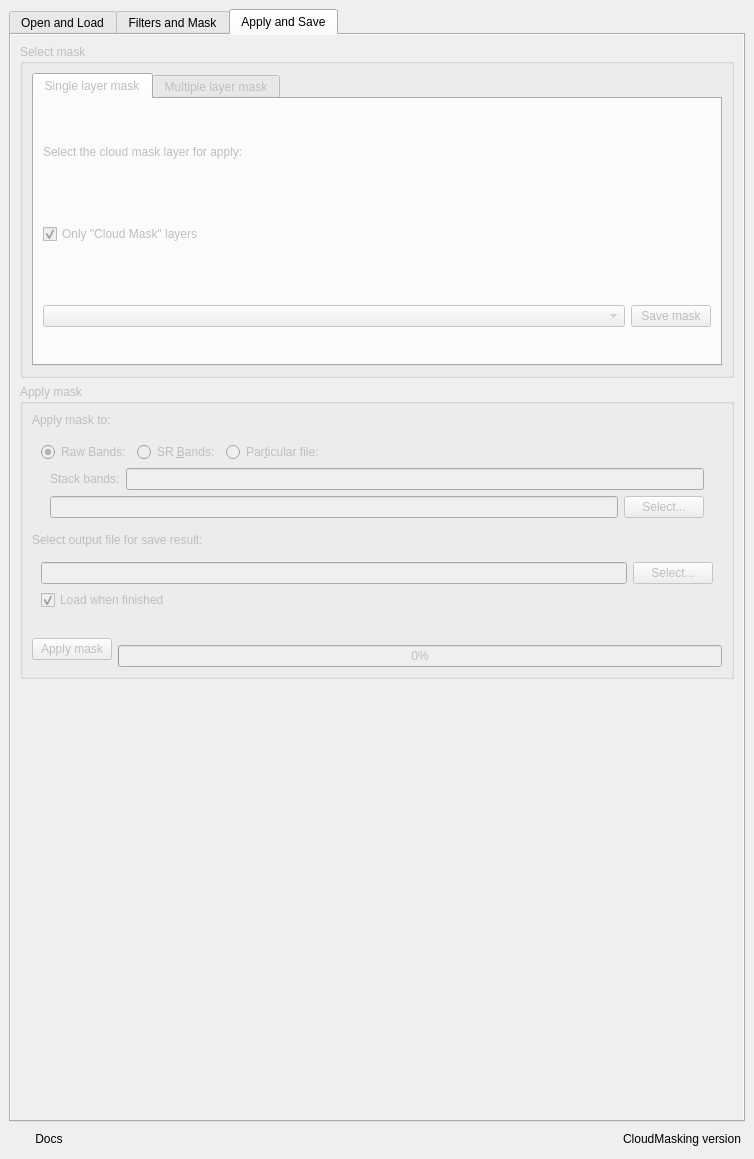
First picture: the form in ui/cloud_masking_dockwidget_base.ui, repository SMByC/CloudMasking, before the edit.
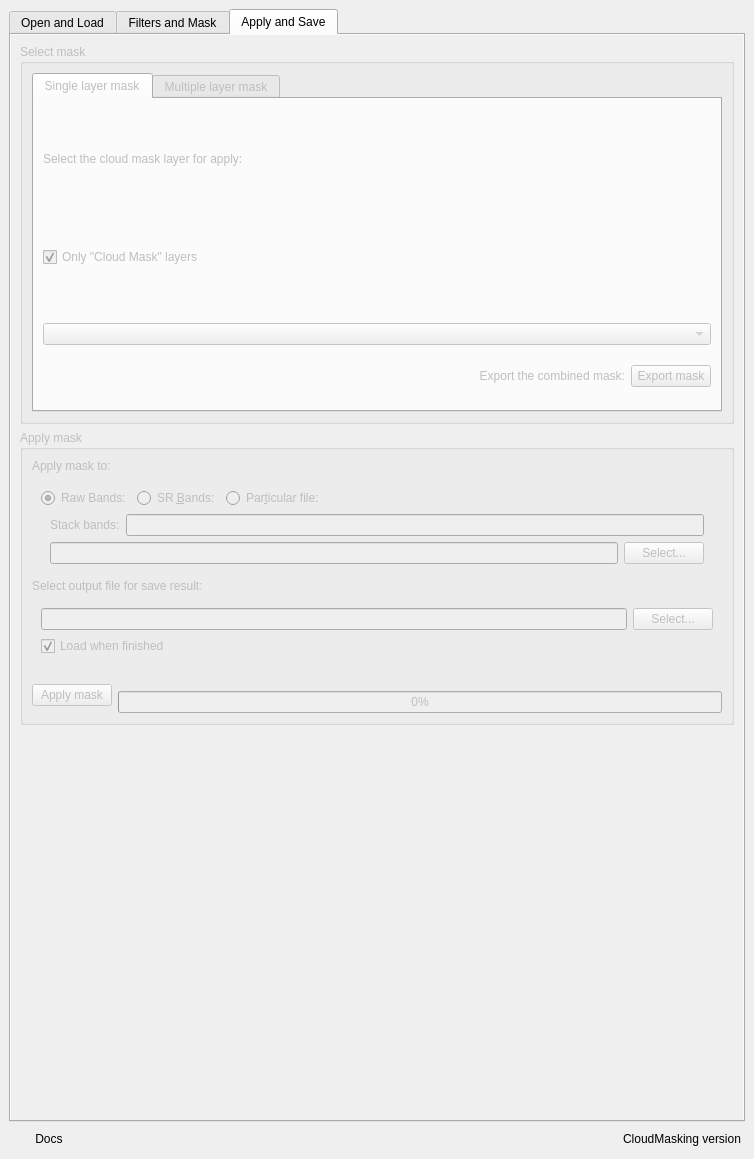
Second picture: the form after the edit. The open tabs and pages were chosen to show the change. Icons and pictures are not drawn. Custom widgets are drawn as their Qt base class.

Commit message: Add the option to export the mask layers generated in one combined mask file

What changed in the file:
```diff
--- a/ui/cloud_masking_dockwidget_base.ui
+++ b/ui/cloud_masking_dockwidget_base.ui
@@ -2316,7 +2316,7 @@
                    </item>
                    <item>
                     <widget class="QWidget" name="widget_9" native="true">
-                     <layout class="QHBoxLayout" name="horizontalLayout_11">
+                     <layout class="QGridLayout" name="gridLayout_4">
                       <property name="leftMargin">
                        <number>0</number>
                       </property>
@@ -2329,7 +2329,33 @@
                       <property name="bottomMargin">
                        <number>0</number>
                       </property>
-                      <item>
+                      <item row="1" column="1">
+                       <widget class="QPushButton" name="button_SimpleSaveMask">
+                        <property name="sizePolicy">
+                         <sizepolicy hsizetype="Fixed" vsizetype="Fixed">
+                          <horstretch>0</horstretch>
+                          <verstretch>0</verstretch>
+                         </sizepolicy>
+                        </property>
+                        <property name="toolTip">
+                         <string>Export the combined mask, it is (0 = no mask) and (1 = mask)</string>
+                        </property>
+                        <property name="text">
+                         <string>Export mask</string>
+                        </property>
+                       </widget>
+                      </item>
+                      <item row="1" column="0">
+                       <widget class="QLabel" name="label_30">
+                        <property name="text">
+                         <string>Export the combined mask:</string>
+                        </property>
+                        <property name="alignment">
+                         <set>Qt::AlignRight|Qt::AlignTrailing|Qt::AlignVCenter</set>
+                        </property>
+                       </widget>
+                      </item>
+                      <item row="0" column="0" colspan="2">
                        <widget class="QgsMapLayerComboBox" name="select_SingleLayerMask">
                         <property name="sizePolicy">
                          <sizepolicy hsizetype="Ignored" vsizetype="Fixed">
@@ -2342,19 +2368,6 @@
                         </property>
                        </widget>
                       </item>
-                      <item>
-                       <widget class="QPushButton" name="button_SaveMask">
-                        <property name="sizePolicy">
-                         <sizepolicy hsizetype="Fixed" vsizetype="Fixed">
-                          <horstretch>0</horstretch>
-                          <verstretch>0</verstretch>
-                         </sizepolicy>
-                        </property>
-                        <property name="text">
-                         <string>Save mask</string>
-                        </property>
-                       </widget>
-                      </item>
                      </layout>
                     </widget>
                    </item>
@@ -2463,6 +2476,38 @@
                      </property>
                     </widget>
                    </item>
+                   <item>
+                    <widget class="QWidget" name="widget_28" native="true">
+                     <layout class="QHBoxLayout" name="horizontalLayout_11">
+                      <item>
+                       <widget class="QLabel" name="label_31">
+                        <property name="text">
+                         <string>Export the combined mask:</string>
+                        </property>
+                        <property name="alignment">
+                         <set>Qt::AlignRight|Qt::AlignTrailing|Qt::AlignVCenter</set>
+                        </property>
+                       </widget>
+                      </item>
+                      <item>
+                       <widget class="QPushButton" name="button_MultiSaveMask">
+                        <property name="sizePolicy">
+                         <sizepolicy hsizetype="Fixed" vsizetype="Fixed">
+                          <horstretch>0</horstretch>
+                          <verstretch>0</verstretch>
+                         </sizepolicy>
+                        </property>
+                        <property name="toolTip">
+                         <string>Export the combined mask of all mask selected, it is (0 = no mask) and (1 = mask)</string>
+                        </property>
+                        <property name="text">
+                         <string>Export mask</string>
+                        </property>
+                       </widget>
+                      </item>
+                     </layout>
+                    </widget>
+                   </item>
                   </layout>
                  </widget>
                 </widget>
```
The commit also changes 1 other file.
